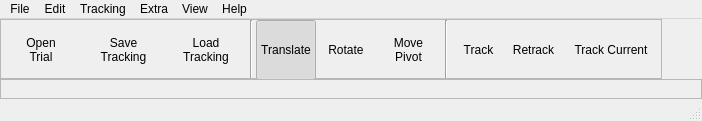
Old version of the form autoscoper/src/ui/ui-files/AutoscoperMainWindow.ui in the repository BrownBiomechanics/Autoscoper.
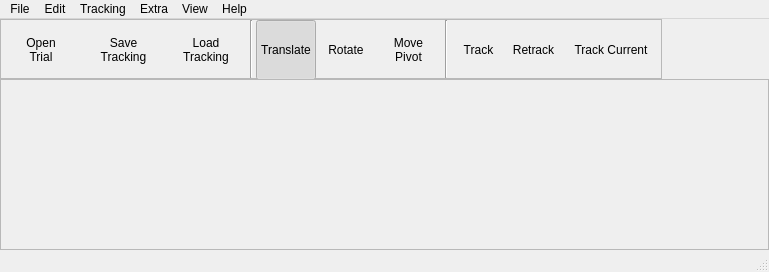
New version of the form. Icons and pictures are not drawn.

Commit message: Modified the size of windows to handle a laptop screen size. Also, updated some PSO parameters.

Diff of the .ui file:
```diff
--- a/autoscoper/src/ui/ui-files/AutoscoperMainWindow.ui
+++ b/autoscoper/src/ui/ui-files/AutoscoperMainWindow.ui
@@ -3,6 +3,14 @@
  <author>Ben Knorlein, Bardiya Akhbari</author>
  <class>AutoscoperMainWindow</class>
  <widget class="QMainWindow" name="AutoscoperMainWindow">
+  <property name="geometry">
+   <rect>
+    <x>0</x>
+    <y>0</y>
+    <width>769</width>
+    <height>272</height>
+   </rect>
+  </property>
   <property name="minimumSize">
    <size>
     <width>0</width>
@@ -451,7 +459,7 @@
     <rect>
      <x>0</x>
      <y>0</y>
-     <width>799</width>
+     <width>769</width>
      <height>21</height>
     </rect>
    </property>
```
Left out of the diff: 22 changed lines with no effect on the pictures. The commit also changes 4 other files.
